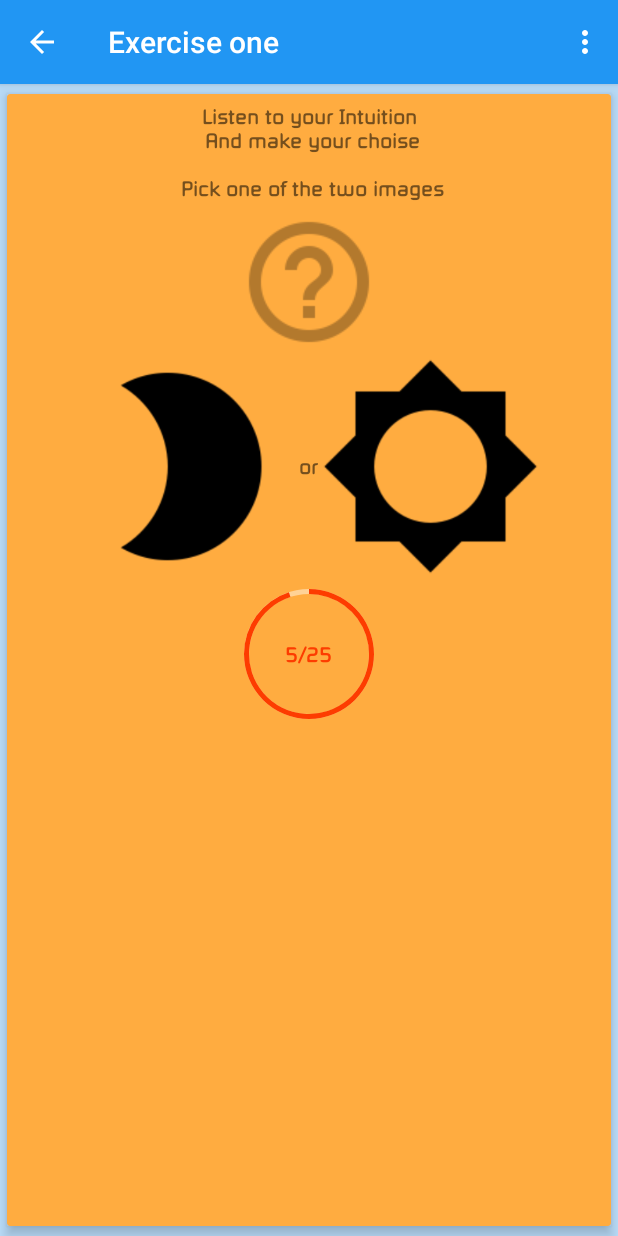
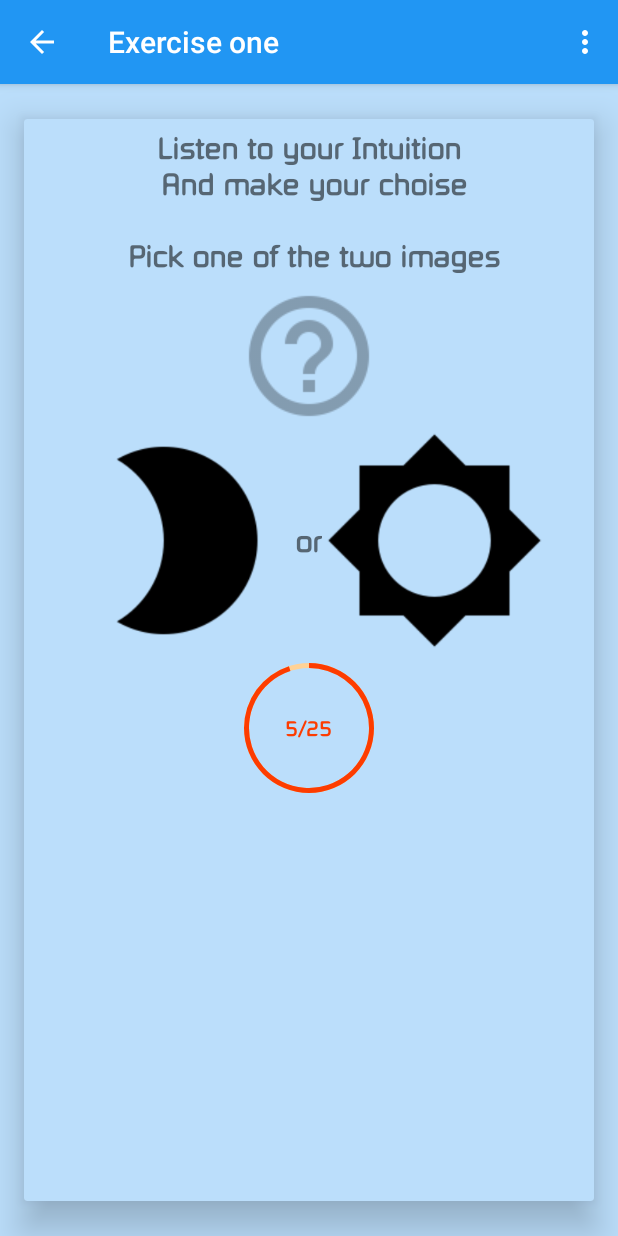
Before and after one commit to RomanTuras/TestIntuition, an Android app: the fragment FragExerciseOne placed in its activity, on a phone screen of 412 x 824 dp. Run offline under Robolectric (Android 15) with nearby library versions, the phone set to English and light mode, and no system bars.

Commit message:
New parameters for calculate measures of the display

```diff
--- a/app/src/main/java/ua/com/spasetv/testintuitions/FragExerciseOne.java
+++ b/app/src/main/java/ua/com/spasetv/testintuitions/FragExerciseOne.java
@@ -6,16 +6,16 @@ import android.support.v4.app.Fragment;
 import android.view.LayoutInflater;
 import android.view.View;
 import android.view.ViewGroup;
-import android.widget.TextView;
 
+import ua.com.spasetv.testintuitions.tools.DisplayMetrics;
+import ua.com.spasetv.testintuitions.tools.ExTextView;
 import ua.com.spasetv.testintuitions.tools.StaticFields;
 
 public class FragExerciseOne extends Fragment
         implements StaticFields {
 
-    Activity activity;
-    TextView textViewAbout;
-    MainActivity mainActivity;
+    private Activity activity;
+    private MainActivity mainActivity;
 
     @Override
     public void onAttach(Activity activity){
@@ -27,6 +27,13 @@ public class FragExerciseOne extends Fragment
     public View onCreateView(LayoutInflater inflater, ViewGroup viewGroup,
                              Bundle saveInstanceState){
         View view = inflater.inflate(R.layout.fragment_exercise_one, null);
+        ExTextView textExOneHead = (ExTextView) view.findViewById(R.id.textExOneHead);
+        ExTextView textExOneOr = (ExTextView) view.findViewById(R.id.textExOneOr);
+
+        float textSize = new DisplayMetrics(getActivity().getWindowManager()).getSizeTitle();
+
+        textExOneHead.setTextSize(textSize);
+        textExOneOr.setTextSize(textSize);
 
         if(getActivity()!=null){
             mainActivity = (MainActivity) getActivity();
--- a/app/src/main/java/ua/com/spasetv/testintuitions/MainActivity.java
+++ b/app/src/main/java/ua/com/spasetv/testintuitions/MainActivity.java
@@ -34,7 +34,6 @@ import ua.com.spasetv.testintuitions.tools.CardsAdapter;
 import ua.com.spasetv.testintuitions.tools.InitCardViewItems;
 import ua.com.spasetv.testintuitions.tools.StaticFields;
 
-
 /**
  * Main class, start point of project.
  */
@@ -48,7 +47,6 @@ public class MainActivity extends AppCompatActivity
     private FragmentTransaction fragmentTransaction;
     private Toolbar toolbar;
     private LinearLayout cardsContainer;
-
 
     @Override
     protected void onCreate(Bundle savedInstanceState){
--- a/app/src/main/java/ua/com/spasetv/testintuitions/tools/CardsAdapter.java
+++ b/app/src/main/java/ua/com/spasetv/testintuitions/tools/CardsAdapter.java
@@ -17,9 +17,7 @@
 package ua.com.spasetv.testintuitions.tools;
 
 import android.content.Context;
-import android.os.Build;
 import android.support.v7.widget.CardView;
-import android.util.Log;
 import android.view.LayoutInflater;
 import android.view.View;
 import android.view.WindowManager;
@@ -72,21 +70,17 @@ public class CardsAdapter implements StaticFields {
             layout_images.setPadding(0, padding*2, 0, padding*2);
 
             FrameLayout frameLayout = (FrameLayout) view.findViewById(R.id.frame_card);
-            frameLayout.setPadding(padding, padding/2, padding, padding/2);
+//            frameLayout.setPadding(padding, padding/2, padding, padding/2);
 
             cardView = (CardView) view.findViewById(R.id.card);
-            cardView.setContentPadding(padding, padding, padding, padding);
+            cardView.setContentPadding(padding, padding, 0, padding);
             cardView.setId(id);
             cardView.setCardBackgroundColor(getColorForCard(++id));
+//            cardView.setUseCompatPadding(true);
+//            if(Build.VERSION.SDK_INT < 21) cardView.setCardElevation(10.0f);
+//            if(Build.VERSION.SDK_INT > 20) cardView.setElevation(10.f);
 
 
-            if(Build.VERSION.SDK_INT > 10) {
-//                cardView.setElevation(elevation);
-                cardView.setUseCompatPadding(true);
-                cardView.setCardElevation(elevation);
-//                cardView.setTranslationZ(elevation);
-                Log.d("TG", "Build.VERSION.SDK_INT = " + Build.VERSION.SDK_INT);
-            }
 
             ExTextView textTitle = (ExTextView) view.findViewById(R.id.textTitle);
             textTitle.setText(listData.getCardTitle());
@@ -99,8 +93,8 @@ public class CardsAdapter implements StaticFields {
             ExTextView textBestResult = (ExTextView) view.findViewById(R.id.textBestResult);
             if(listData.getCardBestResult() != null) {
 //                textBestResult.setText(listData.bestResult);
-                textBestResult.setText("Width: " + widthDisplay +
-                        "  Hight: " + heightDisplay + "  Dpi: "+dpiDisplay);
+                textBestResult.setText(widthDisplay +"x"+ heightDisplay + "x"+dpiDisplay+
+                " : imgW="+widthImage+" : pad="+padding+" : txtS="+sizeTitle);
                 textBestResult.setTextSize(sizeSubTitle);
             }else textBestResult.setVisibility(View.GONE);
 
--- a/app/src/main/java/ua/com/spasetv/testintuitions/tools/DisplayMetrics.java
+++ b/app/src/main/java/ua/com/spasetv/testintuitions/tools/DisplayMetrics.java
@@ -48,10 +48,10 @@ public class DisplayMetrics {
         dpiDisplay = metrics.densityDpi;
         sizeTitle = (widthDisplay/20)*(160/dpiDisplay);
         sizeSubTitle = (widthDisplay/28)*(160/dpiDisplay);
-        widthImage = (int)((widthDisplay/5)*(160/dpiDisplay));
-        widthImageArrow = (int)((widthDisplay/15)*(160/dpiDisplay));
-        padding = (int)((widthDisplay/48)*(160/dpiDisplay));
-        elevation = (widthDisplay/24)*(160/dpiDisplay);
+        widthImage = (int)((widthDisplay/5));
+        widthImageArrow = (int)((widthDisplay/15));
+        padding = (int)((widthDisplay/48));
+        elevation = (widthDisplay/24);
     }
 
     public int getPadding(){
--- a/app/src/main/java/ua/com/spasetv/testintuitions/tools/StaticFields.java
+++ b/app/src/main/java/ua/com/spasetv/testintuitions/tools/StaticFields.java
@@ -38,7 +38,6 @@ public interface StaticFields {
     int ITEM_STATISTIC = 4;
 
     // Tags for fragments
-
     String TAG_ABOUT = "ABOUT";
     String TAG_EXERCISE_ONE = "EXERCISE_ONE";
     String TAG_EXERCISE_TWO = "EXERCISE_TWO";
--- a/app/src/main/res/layout/card_view.xml
+++ b/app/src/main/res/layout/card_view.xml
@@ -12,11 +12,8 @@
     android:id="@+id/card"
     android:layout_width="match_parent"
     android:layout_height="wrap_content"
-    android:layout_marginTop="0dp"
     cardView:cardUseCompatPadding="true"
-    cardView:cardElevation="4dp"
-    android:translationZ="1dp"
-    android:elevation="4dp"
+    cardView:cardElevation="7dp"
     cardView:cardCornerRadius="2dp">
 
     <LinearLayout
@@ -64,7 +61,8 @@
             android:layout_height="wrap_content"
             android:id="@+id/layout_images"
             android:layout_gravity="center_vertical"
-            android:orientation="horizontal" >
+            android:orientation="horizontal"
+            android:gravity="right">
 
             <ImageView
                 android:id="@+id/img"
--- a/app/src/main/res/layout/fragment_about.xml
+++ b/app/src/main/res/layout/fragment_about.xml
@@ -10,10 +10,8 @@
         android:layout_width="match_parent"
         android:layout_height="match_parent"
         android:layout_marginTop="0dp"
-        cardView:cardElevation="4dp"
+        cardView:cardElevation="7dp"
         cardView:cardBackgroundColor="#000000"
-        android:translationZ="1dp"
-        android:elevation="4dp"
         cardView:cardCornerRadius="2dp"
         cardView:cardUseCompatPadding="true" ><!-- If not use - cardElevation & translation will NOT work! -->
 
@@ -81,8 +79,6 @@
                     android:longClickable="false"
                     android:id="@+id/textAboutThree" />
 
-                <include layout="@layout/paragraph_separate" />
-
             </LinearLayout>
 
         </ScrollView>
--- a/app/src/main/res/layout/fragment_exercise_one.xml
+++ b/app/src/main/res/layout/fragment_exercise_one.xml
@@ -10,19 +10,16 @@
 
     <android.support.v7.widget.CardView
         xmlns:cardView="http://schemas.android.com/apk/res-auto"
-        android:id="@+id/cardAbout"
+        android:id="@+id/cardExOne"
         android:layout_width="match_parent"
         android:layout_height="match_parent"
         android:clickable="false"
         android:focusable="false"
         android:layout_marginTop="0dp"
         cardView:cardUseCompatPadding="true"
-        cardView:cardElevation="4dp"
-        cardView:cardBackgroundColor="@color/colorExOneBackground"
-        android:translationZ="1dp"
-        android:elevation="4dp"
-        cardView:cardCornerRadius="2dp"
-        android:foregroundGravity="top" >
+        cardView:cardElevation="15dp"
+        cardView:cardBackgroundColor="@color/colorPrimaryBackground"
+        cardView:cardCornerRadius="2dp" >
 
         <ScrollView
             android:layout_width="match_parent"
```
